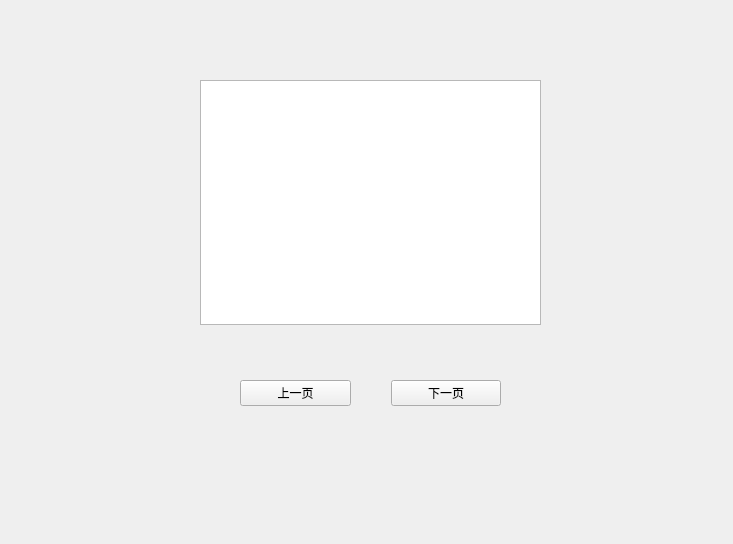
The window that UI/result.ui (10ca1h0st/QtGuide) describes before a commit, drawn with Qt 5.
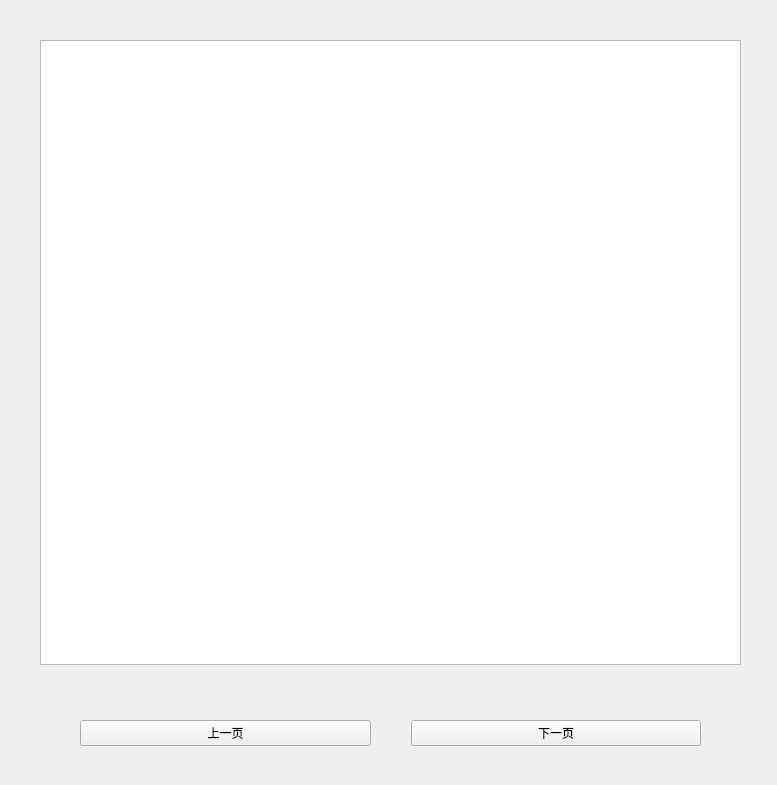
The same window after the commit.

Commit message: 自适应高度 修改了result.ui的大小 取消自适应宽度 添加了json文件的属性

Diff of the .ui file:
```diff
--- a/UI/result.ui
+++ b/UI/result.ui
@@ -6,8 +6,8 @@
    <rect>
     <x>0</x>
     <y>0</y>
-    <width>733</width>
-    <height>544</height>
+    <width>777</width>
+    <height>785</height>
    </rect>
   </property>
   <property name="windowTitle">
@@ -16,10 +16,10 @@
   <widget class="QWidget" name="verticalLayoutWidget">
    <property name="geometry">
     <rect>
-     <x>180</x>
-     <y>60</y>
-     <width>381</width>
-     <height>371</height>
+     <x>20</x>
+     <y>20</y>
+     <width>741</width>
+     <height>751</height>
     </rect>
    </property>
    <layout class="QVBoxLayout" name="verticalLayout">
```
The commit also changes 4 other files.
